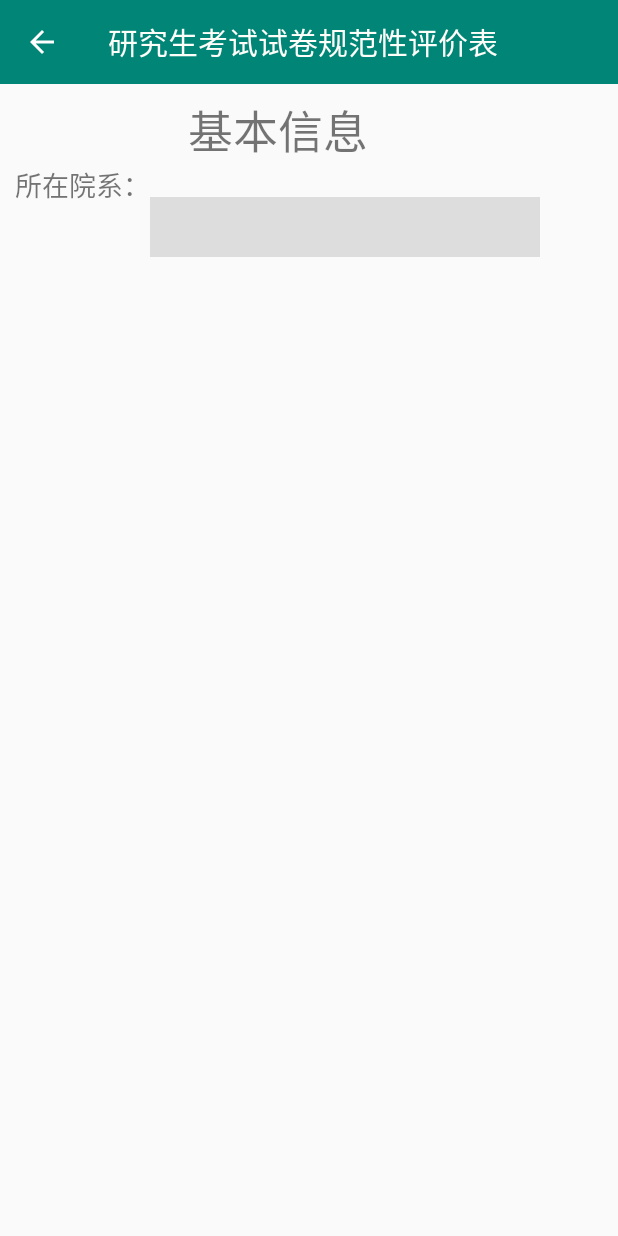
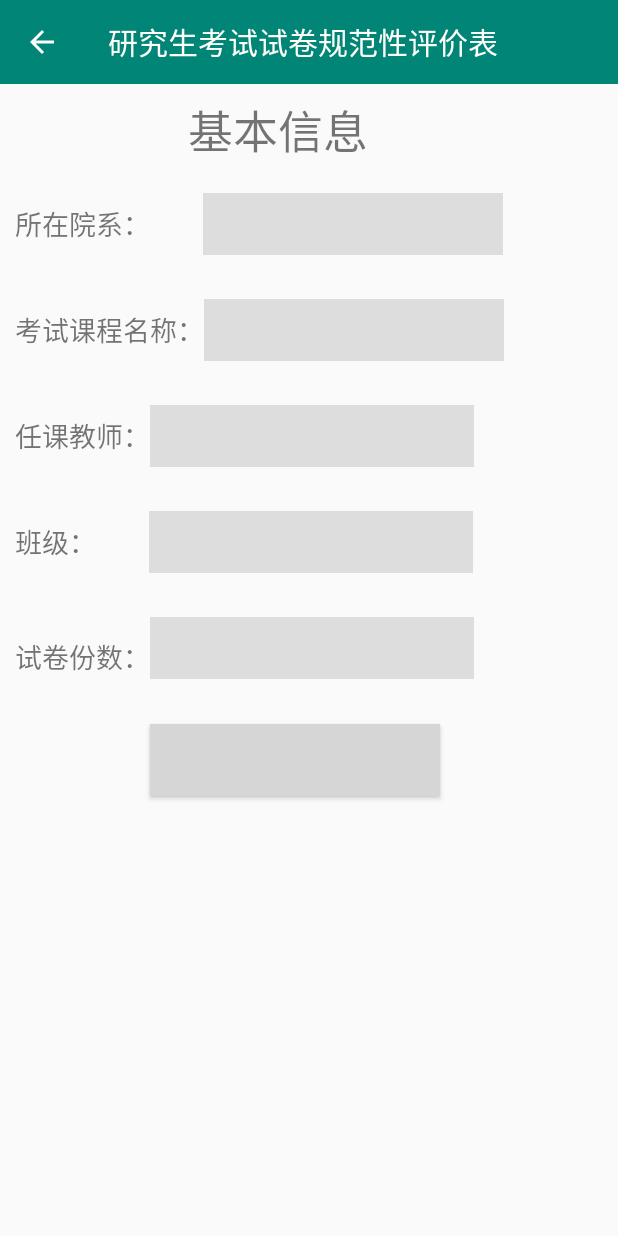
Before and after one commit to Sporot/BjutGradApp, an Android app: the Activity_basicinfo2 screen opened directly, with no data from a screen before it, on a phone screen of 412 x 824 dp. Run offline under Robolectric (Android 15) with nearby library versions, the light colour scheme and no system bars; grey boxes are pictures that could not be loaded.

Commit message:
update 3/4

```diff
--- a/app/src/main/AndroidManifest.xml
+++ b/app/src/main/AndroidManifest.xml
@@ -28,6 +28,7 @@
         <activity android:name=".Activity.Activity_settings"></activity>
         <activity android:name=".Activity.Activity_changepw"></activity>
         <activity android:name=".table2.Activity_basicinfo2"></activity>
+        <activity android:name=".table2.Activity_score2"></activity>
     </application>
 
 </manifest>
--- a/app/src/main/java/p/sby/gs_qca/table2/Activity_basicinfo2.java
+++ b/app/src/main/java/p/sby/gs_qca/table2/Activity_basicinfo2.java
@@ -1,14 +1,21 @@
 package p.sby.gs_qca.table2;
 
+import android.content.Intent;
 import android.os.Bundle;
 import android.support.annotation.Nullable;
 import android.support.v7.app.AppCompatActivity;
 import android.support.v7.widget.Toolbar;
+import android.view.Menu;
+import android.view.MenuItem;
 import android.view.View;
+import android.widget.Button;
+import android.widget.Toast;
 
+import p.sby.gs_qca.Activity.Activity_list;
 import p.sby.gs_qca.R;
 
 public class Activity_basicinfo2 extends AppCompatActivity {
+    private Button t2_confirm;
     @Override
     protected void onCreate(@Nullable Bundle savedInstanceState) {
         super.onCreate(savedInstanceState);
@@ -32,5 +39,23 @@ public class Activity_basicinfo2 extends AppCompatActivity {
 
 
 
+        /*****提交按钮点击事件*******/
+        //绑定按钮
+        t2_confirm=(Button) findViewById(R.id.t2_confirm);
+
+        //添加监听事件
+        t2_confirm.setOnClickListener(new View.OnClickListener() {
+            @Override
+            public void onClick(View v) {
+                //提交确认信息
+
+                //跳转到评分页面
+                startActivity(new Intent(Activity_basicinfo2.this,Activity_score2.class));
+            }
+        });
     }
+
+
+
+
 }
--- /dev/null
+++ b/app/src/main/java/p/sby/gs_qca/table2/Activity_score2.java
@@ -0,0 +1,71 @@
+package p.sby.gs_qca.table2;
+
+import android.content.Intent;
+import android.os.Bundle;
+import android.support.annotation.Nullable;
+import android.support.v7.app.AppCompatActivity;
+import android.support.v7.widget.Toolbar;
+import android.view.Menu;
+import android.view.MenuItem;
+import android.view.View;
+import android.widget.Button;
+import android.widget.Toast;
+
+import p.sby.gs_qca.Activity.Activity_list;
+import p.sby.gs_qca.R;
+
+public class Activity_score2 extends AppCompatActivity {
+    private Button t2_confirm;
+    @Override
+    protected void onCreate(@Nullable Bundle savedInstanceState) {
+        super.onCreate(savedInstanceState);
+        setContentView(R.layout.t2score);
+
+        /*****上方功能栏****/
+        Toolbar toolbar = (Toolbar) findViewById(R.id.toolbar_t2score); //主页上方功能条
+        toolbar.setTitle("研究生考试试卷规范性评价表");
+
+        toolbar.setTitleTextColor(getResources().getColor(R.color.white)); //设置标题颜色
+        setSupportActionBar(toolbar);
+
+
+    }
+
+
+    /**
+     *创建菜单
+     */
+    @Override
+    public boolean onCreateOptionsMenu(Menu menu) {
+        getMenuInflater().inflate(R.menu.activity_list,menu); //通过getMenuInflater()方法得到MenuInflater对象，再调用它的inflate()方法就可以给当前活动创建菜单了，第一个参数：用于指定我们通过哪一个资源文件来创建菜单；第二个参数：用于指定我们的菜单项将添加到哪一个Menu对象当中。
+        return true; // true：允许创建的菜单显示出来，false：创建的菜单将无法显示。
+    }
+
+
+    /**
+     *菜单的点击事件
+     */
+    @Override
+    public boolean onOptionsItemSelected(MenuItem item) {
+
+        switch (item.getItemId()){
+            case R.id.tb2_preview:
+                Toast.makeText(this, "你点击了 预览按钮！", Toast.LENGTH_SHORT).show();
+                break;
+            case R.id.tb2_save:
+                Toast.makeText(this, "你点击了 保存按钮！", Toast.LENGTH_SHORT).show();
+                break;
+            case R.id.tb2_quit:
+                startActivity(new Intent(this,Activity_list.class));  //测试调用同一个menu,但写不同的代码会有有区别吗？
+            default:
+                break;
+        }
+
+        return true;
+    }
+
+
+
+
+
+}
--- a/app/src/main/res/layout/t2basicinfo.xml
+++ b/app/src/main/res/layout/t2basicinfo.xml
@@ -1,57 +1,194 @@
 <?xml version="1.0" encoding="utf-8"?>
 <android.support.constraint.ConstraintLayout
-    xmlns:android="http://schemas.android.com/apk/res/android" android:layout_width="match_parent"
+    xmlns:android="http://schemas.android.com/apk/res/android"
+    xmlns:tools="http://schemas.android.com/tools"
+    android:layout_width="match_parent"
     android:layout_height="match_parent">
 
     <LinearLayout
         android:layout_width="match_parent"
         android:layout_height="wrap_content"
-        android:orientation="vertical">
+        android:orientation="vertical"
+        tools:layout_editor_absoluteX="0dp"
+        tools:layout_editor_absoluteY="0dp"
+        tools:ignore="MissingConstraints">
 
         <android.support.v7.widget.Toolbar
             android:id="@+id/toolbar_t2bi"
             android:layout_width="match_parent"
             android:layout_height="?attr/actionBarSize"
             android:layout_weight="1"
-        android:background="?attr/colorPrimary">
-    </android.support.v7.widget.Toolbar>
+            android:background="?attr/colorPrimary"></android.support.v7.widget.Toolbar>
+
         <TextView
             android:layout_width="wrap_content"
             android:layout_height="wrap_content"
+            android:layout_marginLeft="125dp"
+            android:layout_marginTop="8dp"
+            android:gravity="center_horizontal"
             android:text="基本信息"
-            android:gravity="center_horizontal"
-            android:textSize="30dp"
-            android:layout_marginTop="8dp"
-            android:layout_marginLeft="125dp"
-            />
+            android:textSize="30dp" />
+
         <LinearLayout
             android:layout_width="wrap_content"
             android:layout_height="wrap_content"
-            android:orientation="horizontal">
+            android:orientation="horizontal"
+            android:layout_marginTop="10dp"
+            >
+
             <TextView
                 android:layout_width="wrap_content"
                 android:layout_height="wrap_content"
+                android:layout_marginLeft="10dp"
+                android:layout_marginTop="16dp"
                 android:text="所在院系："
-                android:textSize="18dp"
-                android:layout_marginLeft="10dp"/>
+                android:textSize="18dp" />
+
             <Spinner
-            android:id="@+id/t2"
-            android:layout_width="260dp"
-            android:layout_height="40dp"
-            android:layout_alignLeft="@+id/consultation_et_phone"
-            android:layout_alignStart="@+id/consultation_et_phone"
-            android:layout_below="@+id/consultation_et_phone"
-            android:layout_marginTop="22dp"
+                android:id="@+id/t2_institute"
+                android:layout_width="200dp"
+                android:layout_height="41dp"
+                android:layout_marginTop="9dp"
+                android:layout_marginLeft="35dp"
+                android:layout_marginBottom="10dp"
                 android:background="@color/lighter_gray"
                 android:ems="10"
                 android:inputType="textPersonName"
                 android:paddingLeft="15dp"
                 android:paddingRight="15dp"
-            android:spinnerMode="dialog"
-                />
+                android:spinnerMode="dialog" />
 
         </LinearLayout>
 
+
+        <LinearLayout
+            android:layout_width="wrap_content"
+            android:layout_height="wrap_content"
+            android:orientation="horizontal"
+            android:layout_marginTop="10dp">
+
+            <TextView
+                android:layout_width="wrap_content"
+                android:layout_height="wrap_content"
+                android:layout_marginLeft="10dp"
+                android:layout_marginTop="16dp"
+                android:text="考试课程名称："
+                android:textSize="18dp" />
+
+            <Spinner
+                android:id="@+id/t2_course"
+                android:layout_width="200dp"
+                android:layout_height="41dp"
+                android:layout_marginTop="9dp"
+                android:layout_marginBottom="10dp"
+                android:background="@color/lighter_gray"
+                android:ems="10"
+                android:inputType="textPersonName"
+                android:paddingLeft="15dp"
+                android:paddingRight="15dp"
+                android:spinnerMode="dialog" />
+
+        </LinearLayout>
+
+        <LinearLayout
+            android:layout_width="wrap_content"
+            android:layout_height="wrap_content"
+            android:orientation="horizontal"
+            android:layout_marginTop="10dp">
+
+            <TextView
+                android:layout_width="wrap_content"
+                android:layout_height="wrap_content"
+                android:layout_marginLeft="10dp"
+                android:layout_marginTop="16dp"
+                android:text="任课教师："
+                android:textSize="18dp" />
+
+            <Spinner
+                android:id="@+id/t2_teacher"
+                android:layout_width="216dp"
+                android:layout_height="41dp"
+                android:layout_marginTop="9dp"
+                android:layout_marginBottom="10dp"
+                android:background="@color/lighter_gray"
+                android:ems="10"
+                android:inputType="textPersonName"
+                android:paddingLeft="15dp"
+                android:paddingRight="15dp"
+                android:spinnerMode="dialog" />
+
+        </LinearLayout>
+
+        <LinearLayout
+            android:layout_width="wrap_content"
+            android:layout_height="wrap_content"
+            android:orientation="horizontal"
+            android:layout_marginTop="10dp">
+
+            <TextView
+                android:layout_width="wrap_content"
+                android:layout_height="wrap_content"
+                android:layout_marginLeft="10dp"
+                android:layout_marginTop="16dp"
+                android:text="班级："
+                android:textSize="18dp" />
+
+            <Spinner
+                android:id="@+id/t2_class"
+                android:layout_width="216dp"
+                android:layout_height="41dp"
+                android:layout_marginTop="9dp"
+                android:layout_marginBottom="10dp"
+                android:layout_marginLeft="35dp"
+                android:background="@color/lighter_gray"
+                android:ems="10"
+                android:inputType="textPersonName"
+                android:paddingLeft="15dp"
+                android:paddingRight="15dp"
+                android:spinnerMode="dialog" />
+
+        </LinearLayout>
+
+        <LinearLayout
+            android:layout_width="wrap_content"
+            android:layout_height="wrap_content"
+            android:orientation="horizontal"
+            android:layout_marginTop="10dp">
+
+            <TextView
+                android:layout_width="wrap_content"
+                android:layout_height="wrap_content"
+                android:layout_marginLeft="10dp"
+                android:layout_marginTop="16dp"
+                android:text="试卷份数："
+                android:textSize="18dp" />
+
+            <EditText
+                android:id="@+id/t2_papernum"
+                android:layout_width="216dp"
+                android:layout_height="41dp"
+                android:layout_marginTop="9dp"
+                android:layout_marginBottom="10dp"
+                android:background="@color/lighter_gray"
+                android:ems="10"
+                android:inputType="textPersonName"
+                android:paddingLeft="15dp"
+                android:paddingRight="15dp"
+                android:spinnerMode="dialog" />
+
+        </LinearLayout>
+
+        <Button
+            android:id="@+id/t2_confirm"
+            android:layout_width="193dp"
+            android:layout_height="wrap_content"
+            android:layout_marginLeft="100dp"
+            android:layout_marginTop="20dp"
+            android:layout_marginBottom="20dp"
+            android:background="@color/successColor"
+            android:text="信息确认"
+            android:textColor="@color/white"
+            android:textSize="20dp" />
 
     </LinearLayout>
 
--- /dev/null
+++ b/app/src/main/res/layout/t2score.xml
@@ -0,0 +1,13 @@
+<?xml version="1.0" encoding="utf-8"?>
+<android.support.constraint.ConstraintLayout
+    xmlns:android="http://schemas.android.com/apk/res/android" android:layout_width="match_parent"
+    android:layout_height="match_parent">
+
+
+    <android.support.v7.widget.Toolbar
+        android:id="@+id/toolbar_t2score"
+        android:layout_width="match_parent"
+        android:layout_height="?attr/actionBarSize"
+        android:layout_weight="1"
+        android:background="?attr/colorPrimary"></android.support.v7.widget.Toolbar>
+</android.support.constraint.ConstraintLayout>
--- a/app/src/main/res/menu/activity_list.xml
+++ b/app/src/main/res/menu/activity_list.xml
@@ -2,8 +2,21 @@
 <menu xmlns:android="http://schemas.android.com/apk/res/android"
     xmlns:app="http://schemas.android.com/apk/res-auto">
     <item
-        android:id="@+id/action_settings"
+        android:id="@+id/tb2_preview"
         android:orderInCategory="100"
-        android:title="@string/action_settings"
+        android:title="预览全表"
         app:showAsAction="never" />
+
+    <item
+        android:id="@+id/tb2_save"
+        android:orderInCategory="100"
+        android:title="保存草稿"
+        app:showAsAction="never" />
+
+    <item
+        android:id="@+id/tb2_quit"
+        android:orderInCategory="100"
+        android:title="退出编辑"
+        app:showAsAction="never" />
+
 </menu>
```
Lines whose indentation alone changed are shown as unchanged.
